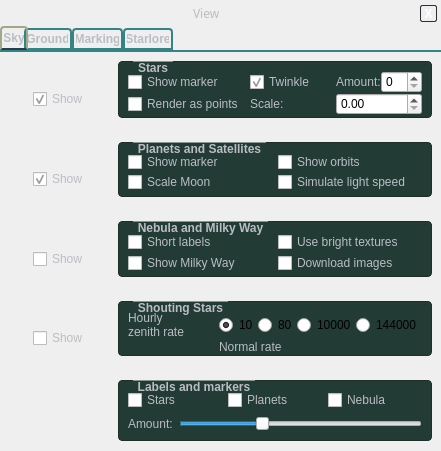
First picture: the form in src/gui/viewDialog.ui, repository 519984307/stellarium_src, before the edit.
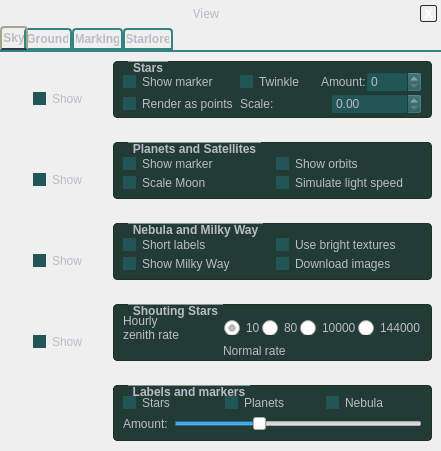
Second picture: the form after the edit. Icons and pictures are not drawn. Custom widgets are drawn as their Qt base class.

What changed in the file:
```diff
--- a/src/gui/viewDialog.ui
+++ b/src/gui/viewDialog.ui
@@ -113,10 +113,6 @@
 	 left: 15px
  }
 
-QCheckBox {
-color : #babdc4;
-font-family: "DejaVu";
- }
 
 QTabWidget::pane {
    border-top: 2px solid #348483;
@@ -174,7 +170,118 @@
     border-radius: 4px;
     border-color: #081f25;
     border-style: solid;
-}</string>
+}
+
+QCheckBox
+{
+  color : #babdc4;
+}
+QCheckBox::indicator
+{
+  width: 13px;
+  height: 13px;
+  background-color: #225555;
+}
+QCheckBox::indicator:checked
+{
+     image: url(:/graphicGui/gui/checkbox-checked.png);
+}
+QCheckBox::indicator:unchecked
+{
+     image: url(:/graphicGui/gui/checkbox-unchecked.png);
+}
+
+QRadioButton
+{
+  color : #babdc4;
+}
+QRadioButton::indicator
+{
+  width: 13px;
+  height: 13px;
+  margin-left: 4px;
+}
+QRadioButton::indicator:checked
+{
+     image: url(:/graphicGui/gui/radio-checked.png);
+}
+QRadioButton::indicator:unchecked
+{
+     image: url(:/graphicGui/gui/radio-unchecked.png);
+}
+
+QSpinBox {
+     padding-right: 15px; /* make room for the arrows */
+     border-image: url(:/images/frame.png) 4;
+     border-width: 3;
+background-color: #225555;
+color : #babdc4;
+ }
+
+ QSpinBox::up-button {
+     subcontrol-origin: border;
+     subcontrol-position: top right; /* position at the top right corner */
+
+     width: 16px; /* 16 + 2*1px border-width = 15px padding + 3px parent border */
+     border-image: url(:/images/spinup.png) 1;
+     border-width: 1px;
+ }
+
+ QSpinBox::up-button:hover {
+     border-image: url(:/images/spinup_hover.png) 1;
+ }
+
+ QSpinBox::up-button:pressed {
+     border-image: url(:/images/spinup_pressed.png) 1;
+ }
+
+ QSpinBox::up-arrow {
+     image: url(:/images/up_arrow.png);
+     width: 7px;
+     height: 7px;
+ }
+
+ QSpinBox::up-arrow:disabled, QSpinBox::up-arrow:off { /* off state when value is max */
+    image: url(:/images/up_arrow_disabled.png);
+ }
+
+ QSpinBox::down-button {
+     subcontrol-origin: border;
+     subcontrol-position: bottom right; /* position at bottom right corner */
+
+     width: 16px;
+     border-image: url(:/images/spindown.png) 1;
+     border-width: 1px;
+     border-top-width: 0;
+ }
+
+ QSpinBox::down-button:hover {
+     border-image: url(:/images/spindown_hover.png) 1;
+ }
+
+ QSpinBox::down-button:pressed {
+     border-image: url(:/images/spindown_pressed.png) 1;
+ }
+
+ QSpinBox::down-arrow {
+     image: url(:/images/down_arrow.png);
+     width: 7px;
+     height: 7px;
+ }
+
+ QSpinBox::down-arrow:disabled,
+ QSpinBox::down-arrow:off { /* off state when value in min */
+    image: url(:/images/down_arrow_disabled.png);
+ }
+
+QDoubleSpinBox {
+     padding-right: 15px; /* make room for the arrows */
+     border-image: url(:/images/frame.png) 4;
+     border-width: 3;
+background-color: #225555;
+color : #babdc4;
+ }
+</string>
   </property>
   <layout class="QVBoxLayout" >
    <property name="spacing" >
```
